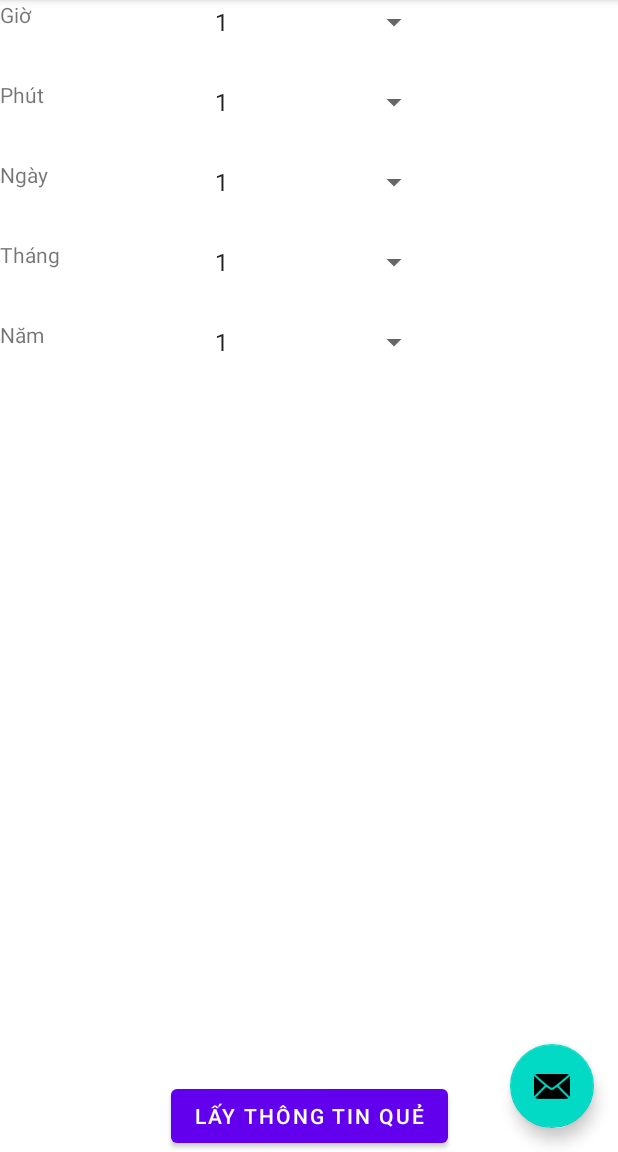
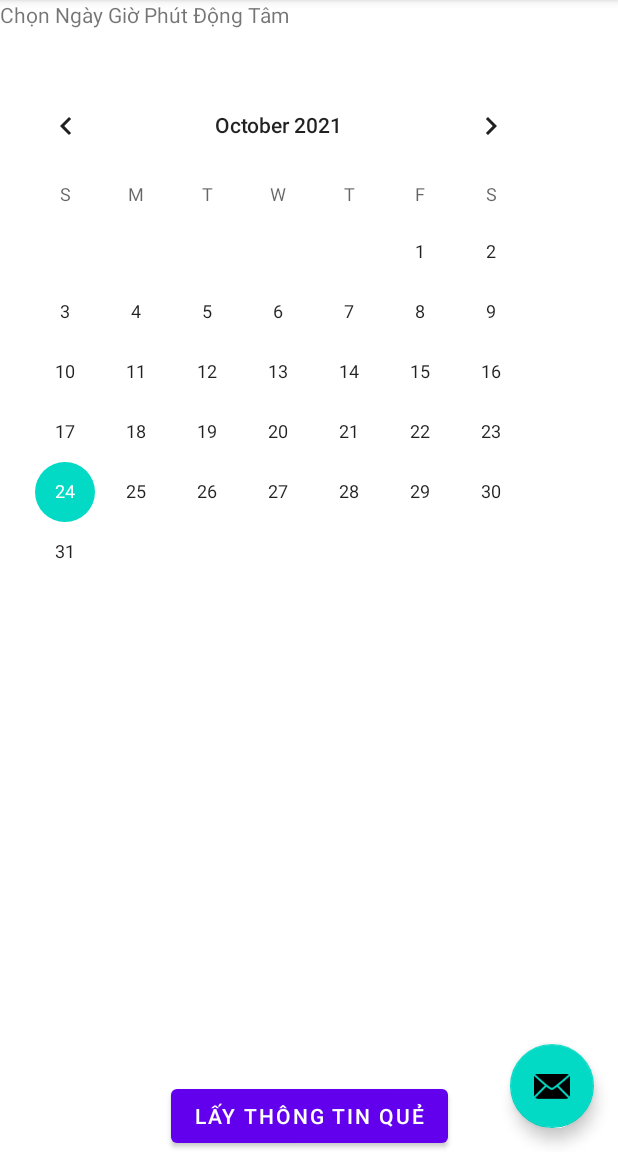
Before and after one commit to huynhnb/gieoquemaihoa, an Android app: the screen it shows after launch (MainActivity), on a phone screen of 412 x 824 dp, the part 84-1236 px from its top. Run offline under Robolectric (Android 15) with nearby library versions, the phone set to English and light mode, and no system bars.

Commit message:
change text

```diff
--- a/app/src/main/res/layout/fragment_first.xml
+++ b/app/src/main/res/layout/fragment_first.xml
@@ -6,36 +6,6 @@
         android:layout_width="match_parent"
         android:layout_height="match_parent"
         tools:context=".SelectThongTinQue">
-    <Spinner
-            android:layout_width="151dp"
-            android:layout_height="29dp" android:id="@+id/thang"
-            android:entries="@array/listThang"
-            app:layout_constraintStart_toEndOf="@+id/textView5"
-            tools:ignore="MissingConstraints" android:layout_marginLeft="28dp" android:layout_marginStart="28dp"
-            app:layout_constraintTop_toBottomOf="@+id/ngay" android:layout_marginTop="24dp"/>
-    <Spinner
-            android:layout_width="151dp"
-            android:layout_height="29dp" android:id="@+id/hao2"
-            android:entries="@array/listGioPhut"
-            app:layout_constraintStart_toEndOf="@+id/textView6"
-            tools:ignore="MissingConstraints" android:layout_marginLeft="28dp" android:layout_marginStart="28dp"
-            app:layout_constraintTop_toBottomOf="@+id/thang" android:layout_marginTop="24dp"/>
-    <TextView
-            android:layout_width="107dp"
-            android:layout_height="29dp" android:id="@+id/textView6"
-            tools:layout_editor_absoluteX="16dp" android:text="Năm" tools:ignore="MissingConstraints"
-            app:layout_constraintTop_toBottomOf="@+id/textView5" android:layout_marginTop="24dp"/>
-    <TextView
-            android:layout_width="107dp"
-            android:layout_height="29dp" android:id="@+id/textView5"
-            tools:layout_editor_absoluteX="16dp" android:text="Tháng" tools:ignore="MissingConstraints"
-            app:layout_constraintTop_toBottomOf="@+id/textView4" android:layout_marginTop="24dp"/>
-    <TextView
-            android:layout_width="107dp"
-            android:layout_height="29dp" android:id="@+id/textView4"
-            android:text="Ngày" tools:ignore="MissingConstraints"
-            tools:layout_editor_absoluteX="16dp" app:layout_constraintTop_toBottomOf="@+id/textView3"
-            android:layout_marginTop="24dp"/>
     <Button
             android:id="@+id/button_first"
             android:layout_width="wrap_content"
@@ -45,36 +15,15 @@
             app:layout_constraintEnd_toEndOf="parent"
             app:layout_constraintBottom_toBottomOf="parent"
     />
-    <Spinner
-            android:layout_width="151dp"
-            android:layout_height="29dp" android:id="@+id/gio"
-            android:entries="@array/listGioPhut"
-            app:layout_constraintStart_toEndOf="@+id/textView" android:layout_marginLeft="28dp"
-            android:layout_marginStart="28dp" tools:ignore="MissingConstraints"
-            tools:layout_editor_absoluteY="65dp"/>
-    <Spinner
-            android:layout_width="151dp"
-            android:layout_height="29dp" android:id="@+id/phut"
-            android:entries="@array/listGioPhut"
+    <TextView
+            android:layout_width="370dp"
+            android:layout_height="34dp" android:id="@+id/textView"
+            tools:layout_editor_absoluteX="16dp" android:text="Chọn Ngày Giờ Phút Động Tâm"
             tools:ignore="MissingConstraints"
-            app:layout_constraintStart_toEndOf="@+id/textView3" android:layout_marginLeft="28dp"
-            android:layout_marginStart="28dp" app:layout_constraintTop_toBottomOf="@+id/gio"
-            android:layout_marginTop="24dp"/>
-    <Spinner
-            android:layout_width="151dp"
-            android:layout_height="29dp" android:id="@+id/ngay"
-            android:entries="@array/listNgay"
-            app:layout_constraintStart_toEndOf="@+id/textView4"
-            tools:ignore="MissingConstraints" android:layout_marginLeft="28dp" android:layout_marginStart="28dp"
-            app:layout_constraintTop_toBottomOf="@+id/phut" android:layout_marginTop="24dp"/>
-    <TextView
-            android:layout_width="107dp"
-            android:layout_height="29dp" android:id="@+id/textView"
-            tools:layout_editor_absoluteX="16dp" android:text="Giờ" tools:ignore="MissingConstraints"
-            tools:layout_editor_absoluteY="65dp"/>
-    <TextView
-            android:layout_width="107dp"
-            android:layout_height="29dp" android:id="@+id/textView3"
-            tools:layout_editor_absoluteX="16dp" android:text="Phút" tools:ignore="MissingConstraints"
-            app:layout_constraintTop_toBottomOf="@+id/textView" android:layout_marginTop="24dp"/>
+            tools:layout_editor_absoluteY="26dp"/>
+    <CalendarView
+            android:layout_width="371dp"
+            android:layout_height="359dp" android:id="@+id/calendarView"
+            tools:layout_editor_absoluteX="16dp" android:layout_marginTop="16dp"
+            app:layout_constraintTop_toBottomOf="@+id/textView"/>
 </androidx.constraintlayout.widget.ConstraintLayout>
```
